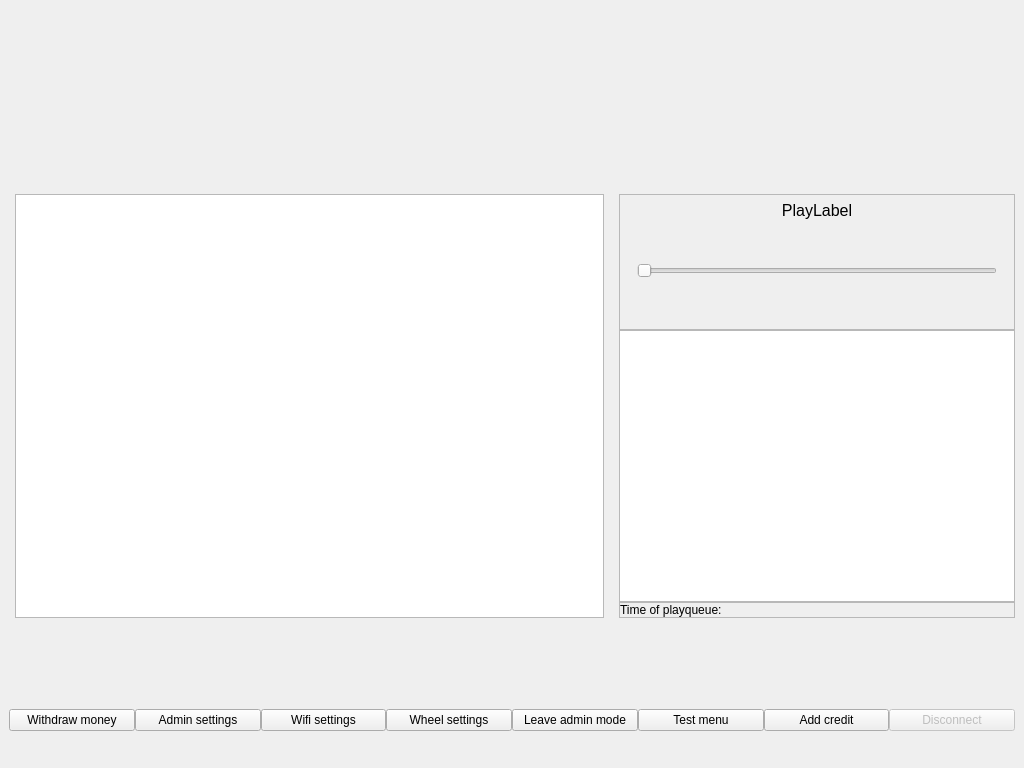
Qt form blue-app/ui/ui-design/MainWindow.ui (matus-u/sz-bluetooth) before a commit.
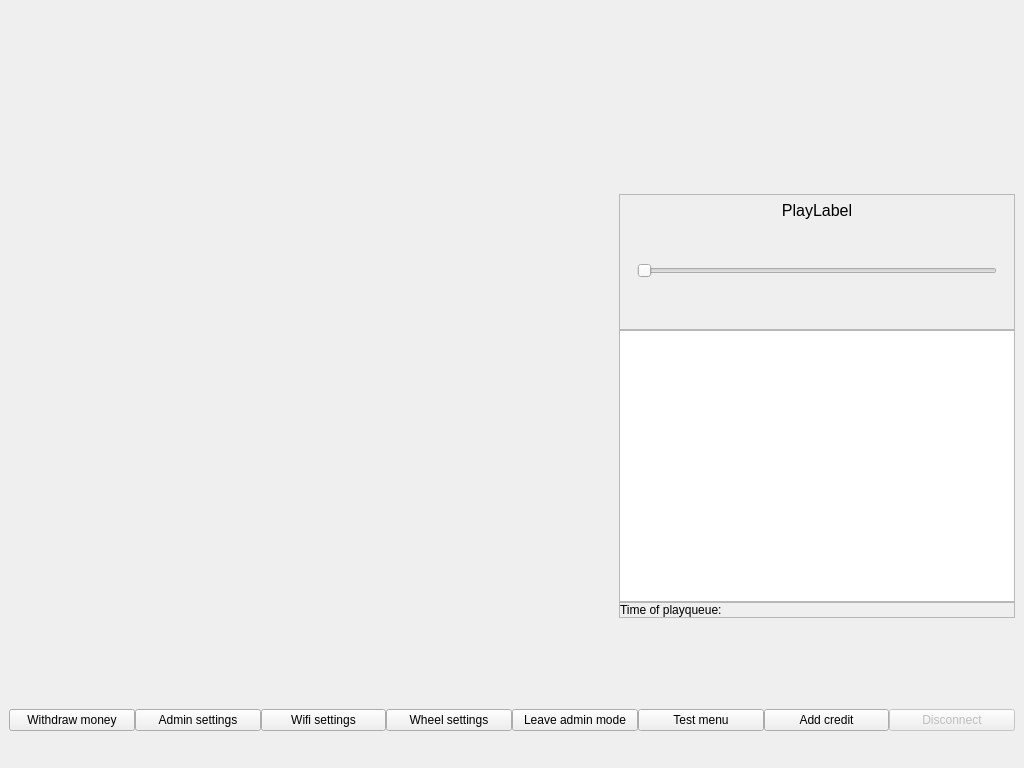
The same form after that commit. The open tabs and pages were chosen to show the change.

```diff
--- a/blue-app/ui/ui-design/MainWindow.ui
+++ b/blue-app/ui/ui-design/MainWindow.ui
@@ -482,6 +482,13 @@
             </item>
            </layout>
           </widget>
+          <widget class="QWidget" name="page">
+           <layout class="QVBoxLayout" name="verticalLayout_21">
+            <item>
+             <layout class="QVBoxLayout" name="videoLayout"/>
+            </item>
+           </layout>
+          </widget>
          </widget>
         </item>
         <item>
```
